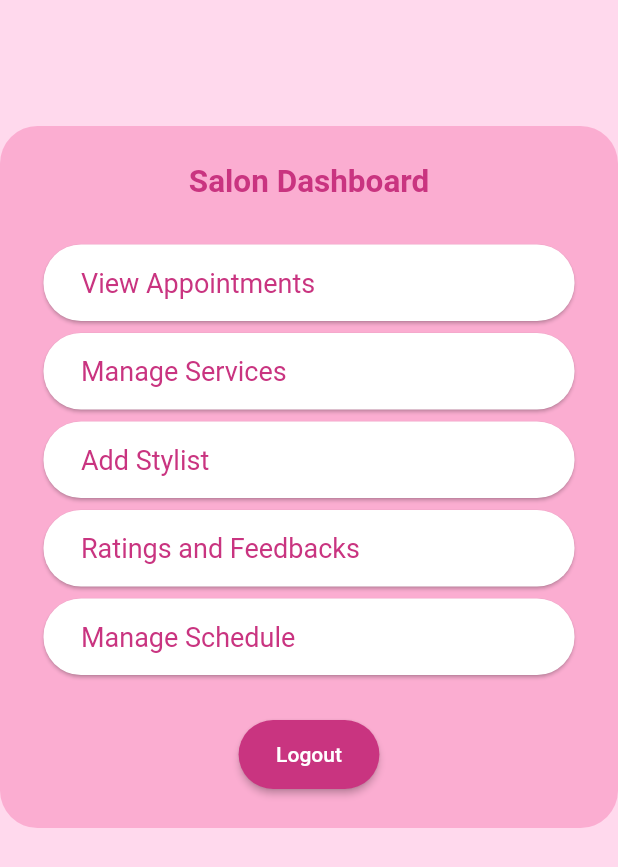
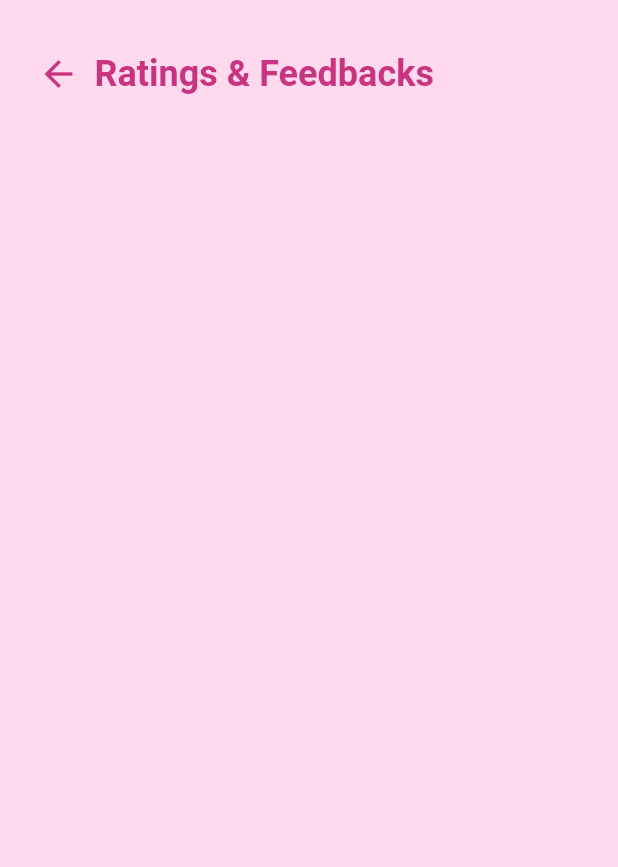
Before and after one commit to iRaySpace/salon_app, a Flutter app: the SalonDashboardView screen opened directly, after a tap on "Ratings and Feedbacks", on a phone screen of 412 x 824 dp. Shown: the top 867 px of the screen. Run offline on Flutter 3.47's test engine with Material 2 defaults, Android fonts, the phone set to English and light mode, and no system bars; our stand-ins replace cloud_firestore, firebase_auth, firebase_core; accounts and stored records are empty.

Commit message:
feat: ratings view

```diff
--- /dev/null
+++ b/lib/app/pages/ratings/ratings_view.dart
@@ -0,0 +1,60 @@
+import 'package:flutter/material.dart';
+
+class RatingsView extends StatefulWidget {
+  const RatingsView({super.key});
+
+  @override
+  State<RatingsView> createState() => _RatingsViewState();
+}
+
+class _RatingsViewState extends State<RatingsView> {
+  void handleBack() {
+    Navigator.of(context).pop();
+  }
+
+  @override
+  Widget build(BuildContext context) {
+    return Scaffold(
+      body: Container(
+        width: double.infinity,
+        height: double.infinity,
+        color: const Color(0xFFFFD9ED),
+        child: SafeArea(
+          child: SingleChildScrollView(
+            child: Padding(
+              padding: const EdgeInsets.symmetric(
+                vertical: 25.0,
+                horizontal: 15.0,
+              ),
+              child: Column(
+                crossAxisAlignment: CrossAxisAlignment.stretch,
+                children: [
+                  Row(
+                    children: [
+                      IconButton(
+                        onPressed: handleBack,
+                        icon: const Icon(
+                          Icons.arrow_back,
+                          color: Color(0xFFC93480),
+                          size: 28.0,
+                        ),
+                      ),
+                      const Text(
+                        'Ratings & Feedbacks',
+                        style: TextStyle(
+                          color: Color(0xFFC93480),
+                          fontWeight: FontWeight.bold,
+                          fontSize: 24.0,
+                        ),
+                      ),
+                    ],
+                  ),
+                ],
+              ),
+            ),
+          ),
+        ),
+      ),
+    );
+  }
+}
--- a/lib/app/pages/salon_dashboard/salon_dashboard_view.dart
+++ b/lib/app/pages/salon_dashboard/salon_dashboard_view.dart
@@ -1,5 +1,6 @@
 import 'package:flutter/material.dart';
 import 'package:salon_app/app/pages/profile/widgets/app_elevated_button.dart';
+import 'package:salon_app/app/pages/ratings/ratings_view.dart';
 import 'package:salon_app/app/pages/salon_dashboard/widgets/dashboard_card.dart';
 
 class SalonDashboardView extends StatefulWidget {
@@ -10,6 +11,15 @@ class SalonDashboardView extends StatefulWidget {
 }
 
 class _SalonDashboardViewState extends State<SalonDashboardView> {
+  void handleRatings() {
+    Navigator.push(
+      context,
+      MaterialPageRoute(
+        builder: (context) => const RatingsView(),
+      ),
+    );
+  }
+
   @override
   Widget build(BuildContext context) {
     return Scaffold(
@@ -55,7 +65,7 @@ class _SalonDashboardViewState extends State<SalonDashboardView> {
                       ),
                       DashboardCard(
                         title: 'Ratings and Feedbacks',
-                        onTap: () {},
+                        onTap: handleRatings,
                       ),
                       DashboardCard(
                         title: 'Manage Schedule',
```
